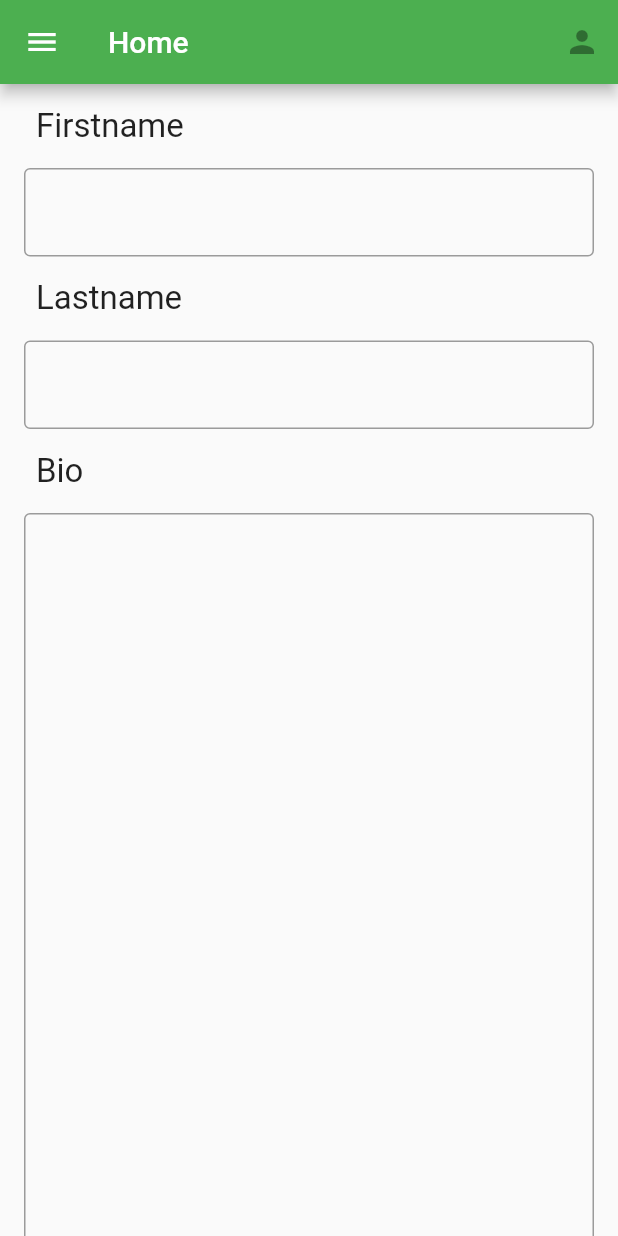
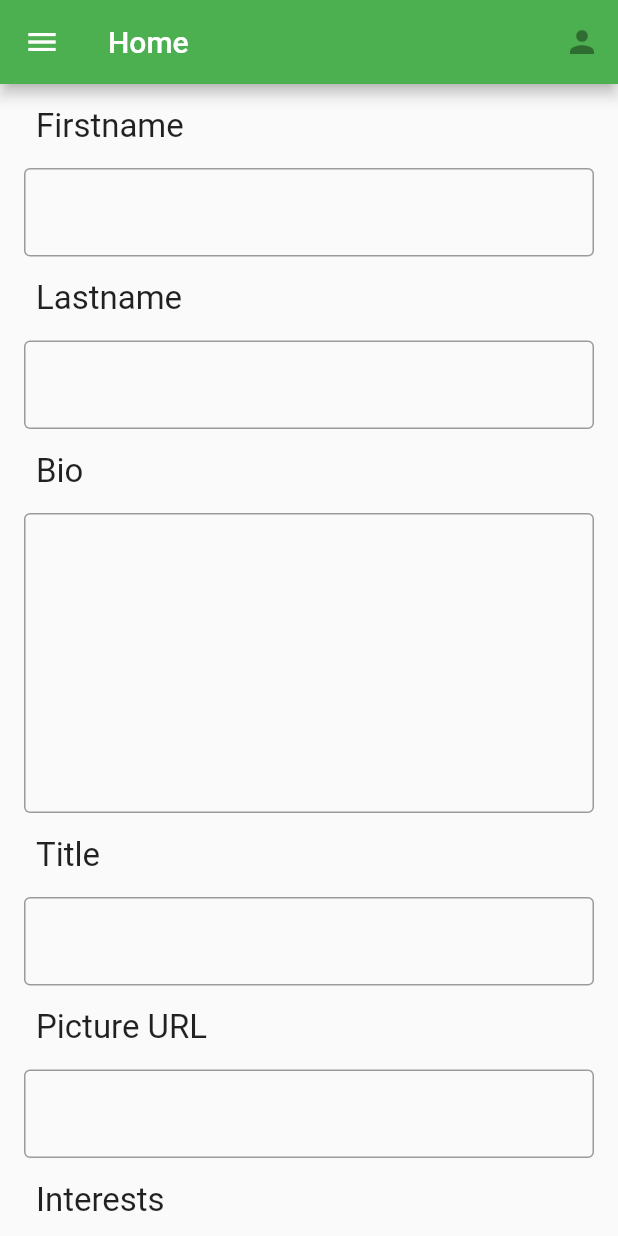
Before and after one commit to ElectricRat/SigmaAlphaSierra, a Flutter app: the HomePage screen opened by its route, on a phone screen of 412 x 824 dp. Run offline on Flutter 3.47's test engine with Material 2 defaults, Android fonts, the phone set to English and light mode, and no system bars; our stand-ins replace cloud_firestore, firebase_core; missing offline and left inert: flutter_tagging; accounts and stored records are empty.

Commit message:
Fix AddProject and Home page, add AddProject Routing

```diff
--- a/lib/ui/components/appbar.dart
+++ b/lib/ui/components/appbar.dart
@@ -35,6 +35,9 @@ class DrawerList extends StatelessWidget {
         ListTile(
           leading: Icon(Icons.add),
           title: Text('Add Project'),
+          onTap: () => {
+            Navigator.pushNamed(context, '/addproject')
+          },
         ),
         Divider(),
         ListTile(
--- a/lib/ui/pages/addproject.dart
+++ b/lib/ui/pages/addproject.dart
@@ -16,9 +16,6 @@ class AddProjectPage extends StatefulWidget {
 class _AddProjectPage extends State<AddProjectPage> {
   List<String> _interestsList;
   List<String> _participantsList;
-
-
-
 
   @override
   @mustCallSuper
--- a/lib/ui/pages/home.dart
+++ b/lib/ui/pages/home.dart
@@ -4,7 +4,25 @@ import 'package:flutter/material.dart';
 // components
 import '../components/appbar.dart';
 
-class HomePage extends StatelessWidget {
+class HomePage extends StatefulWidget {
+  @override
+  _HomePageState createState() => _HomePageState();
+}
+
+class _HomePageState extends State<HomePage> {
+  List<String> _interestsList;
+  List<String> _projectsList;
+
+  @override
+  @mustCallSuper
+  void initState() {
+    super.initState();
+    setState(() {
+      _interestsList = [];
+      _projectsList = [];
+    });
+  }
+
   @override
   Widget build(BuildContext context) {
     return Scaffold(
@@ -60,20 +78,134 @@ class HomePage extends StatelessWidget {
             ),
             Container(
               padding: const EdgeInsets.symmetric(horizontal: 8.0),
-              height: 500.0,
+              height: 200,
               child: Expanded(
                 child: TextFormField(
                     decoration: InputDecoration(
                       border: OutlineInputBorder(),
                     ),
                     style: TextStyle(
-                        height: 35.0,
+                      height: 10.0,
                     )
                 ),
+              ),
+            ),
+            ListTile(
+              title: Text('Title',
+                style: TextStyle(
+                  fontSize: 22.0,
+                ),
+              ),
+            ),
+            Container(
+              padding: const EdgeInsets.symmetric(horizontal: 8.0),
+              child: TextFormField(
+                decoration: InputDecoration(
+                  border: OutlineInputBorder(),
+                ),
+              ),
+            ),
+            ListTile(
+              title: Text('Picture URL',
+                style: TextStyle(
+                  fontSize: 22.0,
+                ),
+              ),
+            ),
+            Container(
+              padding: const EdgeInsets.symmetric(horizontal: 8.0),
+              child: TextFormField(
+                decoration: InputDecoration(
+                  border: OutlineInputBorder(),
+                ),
+              ),
+            ),
+            ListTile(
+              title: Text('Interests',
+                style: TextStyle(
+                  fontSize: 22.0,
+                ),
+              ),
+            ),
+            Container(
+              padding: const EdgeInsets.symmetric(horizontal: 8.0),
+              child: TextFormField(
+                decoration: InputDecoration(
+                  border: OutlineInputBorder(),
+                ),
+                onFieldSubmitted: (value) => {
+                  setState(() {_interestsList.add(value);})
+                },
+              ),
+            ),
+            Container(
+              padding: const EdgeInsets.all(8.0),
+              child: Wrap(
+                children: _populateTags(_interestsList),
+              ),
+            ),
+            ListTile(
+              title: Text('Projects',
+                style: TextStyle(
+                  fontSize: 22.0,
+                ),
+              ),
+            ),
+            Container(
+              padding: const EdgeInsets.symmetric(horizontal: 8.0),
+              child: TextFormField(
+                decoration: InputDecoration(
+                  border: OutlineInputBorder(),
+                ),
+                onFieldSubmitted: (value) => {
+                  setState(() {_projectsList.add(value);})
+                },
+              ),
+            ),
+            Container(
+              padding: const EdgeInsets.all(8.0),
+              child: Wrap(
+                children: _populateTags(_projectsList),
+              ),
+            ),
+            RaisedButton(
+              onPressed: () {},
+              color: Colors.green,
+              child: const Text(
+                'Submit Changes',
+                style: TextStyle(fontSize: 20, color: Colors.white),
               ),
             ),
           ]
       ),
     );
   }
+
+  // add chips of interests
+  List<Widget> _populateTags(List<String> tags) {
+    List<Widget> _interestLists = List<Widget>();
+
+    if (tags.length < 1) {
+      return [Text('Empty')];
     }
+
+    tags.forEach((element) {
+      _interestLists.insert(_interestLists.length,
+        Container(
+          child: Chip(
+            label: Text(
+              element,
+              style: TextStyle(
+                color: Colors.white,
+              ),
+            ),
+            backgroundColor: Colors.green,
+          ),
+          padding: EdgeInsets.all(5.0),
+        ),
+      );
+    });
+
+    return _interestLists;
+  }
+}
```
Lines whose indentation alone changed are shown as unchanged.
